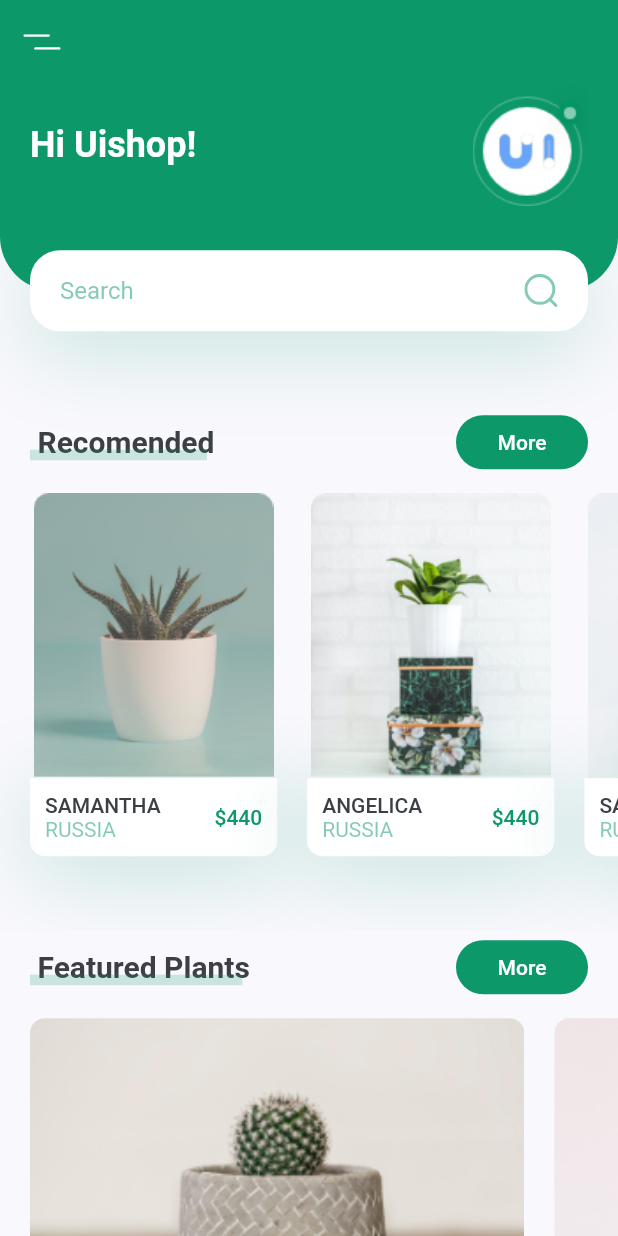
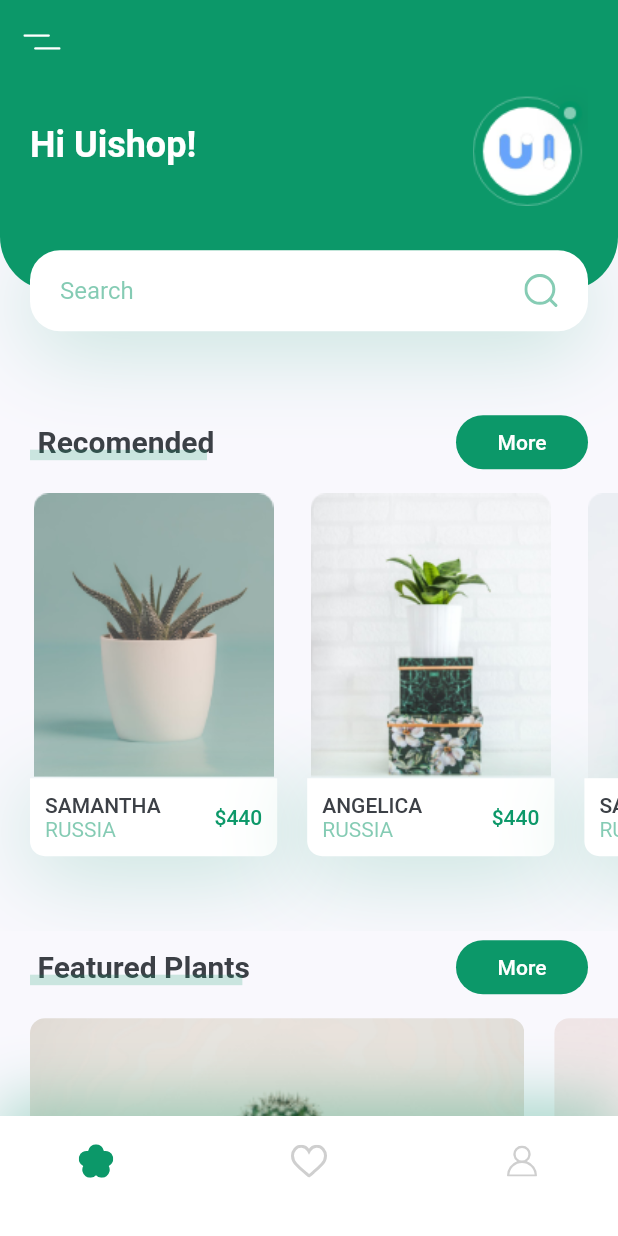
Before and after one commit to mrthikl/plant-app-flutter, a Flutter app: the screen it shows after launch, on a phone screen of 412 x 824 dp. Run offline on Flutter 3.47's test engine with Material 2 defaults, Android fonts, the phone set to English and light mode, and no system bars; our stand-ins replace flutter_svg.

Commit message:
build bottom nav bar home screen

```diff
--- /dev/null
+++ b/lib/components/my_bottom_nav_bar.dart
@@ -0,0 +1,37 @@
+import 'package:flutter/material.dart';
+import 'package:flutter_svg/svg.dart';
+import 'package:plant_app/constants.dart';
+
+class MyBottomNavBar extends StatelessWidget {
+  const MyBottomNavBar({
+    Key? key,
+  }) : super(key: key);
+
+  @override
+  Widget build(BuildContext context) {
+    return Container(
+      padding: const EdgeInsets.only(
+          left: kDefaultPadding * 2,
+          right: kDefaultPadding * 2,
+          bottom: kDefaultPadding),
+      height: 80,
+      decoration: BoxDecoration(color: Colors.white, boxShadow: [
+        BoxShadow(
+            offset: Offset(0, -10),
+            blurRadius: 35,
+            color: kPrimaryColor.withOpacity(0.35))
+      ]),
+      child: Row(mainAxisAlignment: MainAxisAlignment.spaceBetween, children: [
+        IconButton(
+            onPressed: () {},
+            icon: SvgPicture.asset("assets/icons/flower.svg")),
+        IconButton(
+            onPressed: () {},
+            icon: SvgPicture.asset("assets/icons/heart-icon.svg")),
+        IconButton(
+            onPressed: () {},
+            icon: SvgPicture.asset("assets/icons/user-icon.svg"))
+      ]),
+    );
+  }
+}
--- a/lib/screens/home/home_screen.dart
+++ b/lib/screens/home/home_screen.dart
@@ -1,5 +1,6 @@
 import 'package:flutter/material.dart';
 import 'package:flutter_svg/flutter_svg.dart';
+import 'package:plant_app/components/my_bottom_nav_bar.dart';
 import 'package:plant_app/constants.dart';
 import 'package:plant_app/screens/home/components/body.dart';
 import './components/body.dart';
@@ -10,6 +11,7 @@ class HomeScreen extends StatelessWidget {
     return Scaffold(
       appBar: BuildAppBar(),
       body: Body(),
+      bottomNavigationBar: MyBottomNavBar(),
     );
   }
 
```
